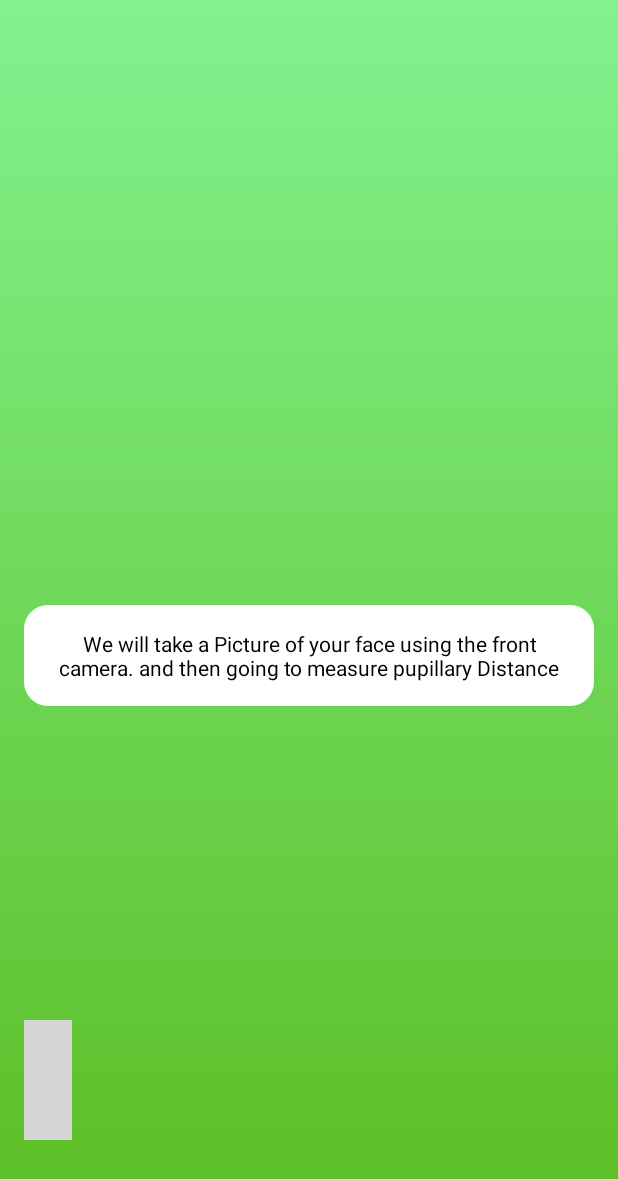
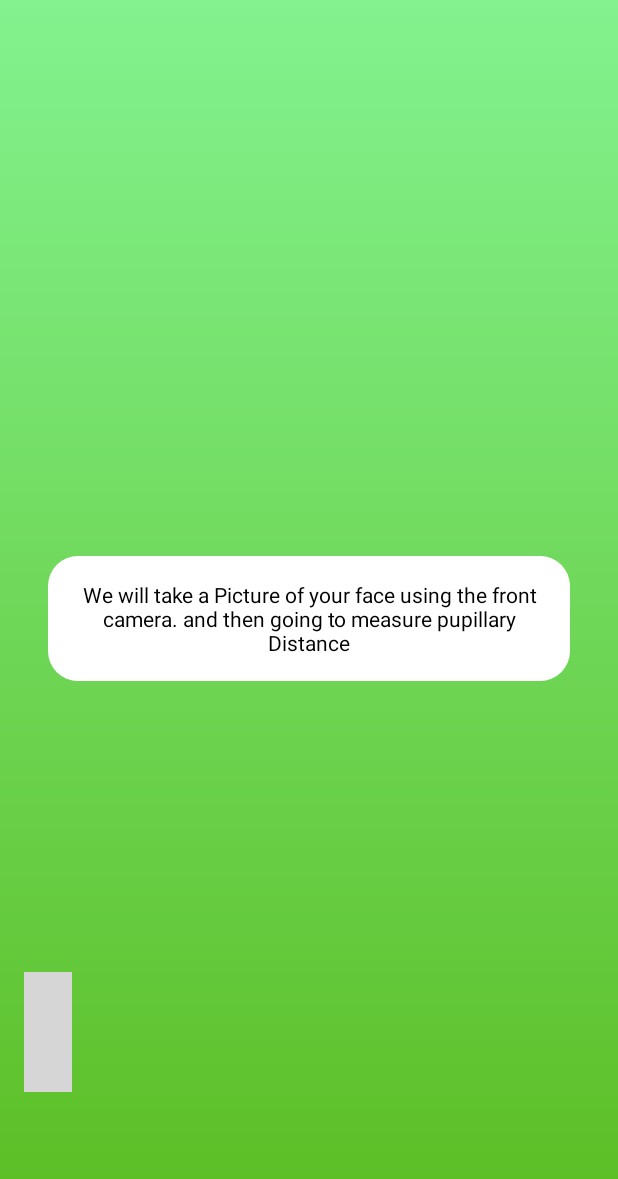
Before and after one commit to Yasir896/EyePdCalculator, an Android app: the screen it shows after launch (MainActivity), on a phone screen of 412 x 824 dp. Shown: the top 1179 px of the screen. Run offline under Robolectric (Android 15) with nearby library versions, the phone set to English and light mode, and no system bars; plain views replace CircleIndicator3; 1 statement that could not run was skipped; grey boxes are pictures that could not be loaded.

Commit message:
minor UI updates in onboarding and result dialog.

```diff
--- a/app/src/main/res/drawable/textview_background.xml
+++ b/app/src/main/res/drawable/textview_background.xml
@@ -6,9 +6,9 @@
         android:color="@color/white"/>
 
     <corners
-        android:bottomLeftRadius="16dp"
-        android:bottomRightRadius="16dp"
-        android:topLeftRadius="16dp"
-        android:topRightRadius="16dp"/>
+        android:bottomLeftRadius="20dp"
+        android:bottomRightRadius="20dp"
+        android:topLeftRadius="20dp"
+        android:topRightRadius="20dp"/>
 
 </shape>
--- a/app/src/main/res/layout/fragment_current_on_boarding.xml
+++ b/app/src/main/res/layout/fragment_current_on_boarding.xml
@@ -14,10 +14,10 @@
         android:layout_height="wrap_content"
         android:text="@string/app_name"
         android:padding="16dp"
+        android:layout_margin="16dp"
         android:gravity="center_horizontal|center_vertical"
         android:textColor="@color/black"
         android:textSize="14sp"
-        android:layout_marginTop="50dp"
         android:background="@drawable/textview_background"
         app:layout_constraintTop_toTopOf="parent"
         app:layout_constraintBottom_toBottomOf="parent"
--- a/app/src/main/res/layout/fragment_on_boarding_slider.xml
+++ b/app/src/main/res/layout/fragment_on_boarding_slider.xml
@@ -15,23 +15,25 @@
         android:layout_width="0dp"
         android:layout_height="0dp"/>
 
-    <Button
-        android:id="@+id/btnNext"
-        android:layout_width="match_parent"
-        android:layout_height="wrap_content"
-        android:text="@string/click_picture"
-        style="@style/primaryButton"
-        app:layout_constraintBottom_toBottomOf="parent"/>
 
     <me.relex.circleindicator.CircleIndicator3
         android:id="@+id/indicator"
         android:layout_width="wrap_content"
         android:layout_height="80dp"
-        android:layout_marginBottom="32dp"
+
         android:layout_margin="16dp"
         android:visibility="visible"
         app:layout_constraintBottom_toBottomOf="parent"
         app:layout_constraintStart_toStartOf="parent"
         app:layout_constraintBottom_toTopOf="@+id/btnNext"/>
 
+    <androidx.appcompat.widget.AppCompatButton
+        android:id="@+id/btnNext"
+        android:layout_width="match_parent"
+        android:layout_height="wrap_content"
+        android:text="@string/click_picture"
+        style="@style/primaryButton"
+        android:layout_marginBottom="32dp"
+        app:layout_constraintBottom_toBottomOf="parent"/>
+
 </androidx.constraintlayout.widget.ConstraintLayout>
```
